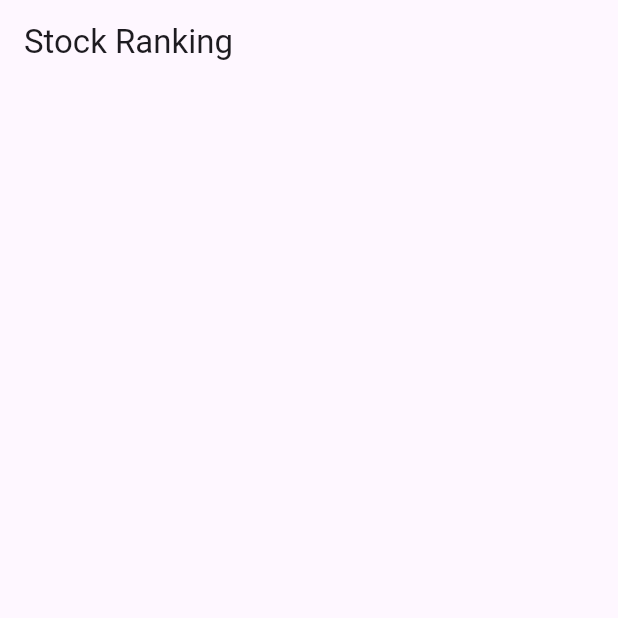
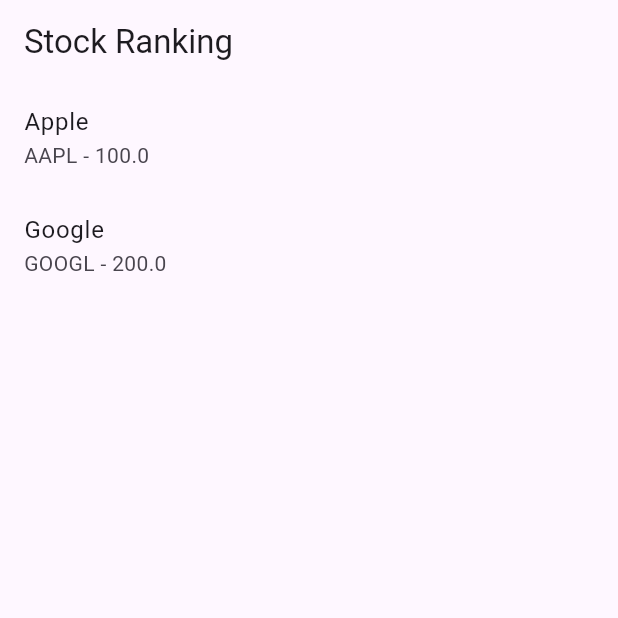
Before and after one commit to igroomgrim/jitta-rank, a Flutter app: the screen it shows after launch, on a phone screen of 412 x 824 dp, the top half of it. Run offline on Flutter 3.47's test engine with Material 3 defaults, Android fonts, the phone set to English and light mode, and no system bars; our stand-ins replace equatable, flutter_bloc.

Commit message:
Implement stock ranking feature with bloc architecture and stock ranking data model

```diff
--- /dev/null
+++ b/lib/features/stock_ranking/data/repositories/stock_ranking_repository_impl.dart
@@ -0,0 +1,35 @@
+import 'package:jitta_rank/features/stock_ranking/domain/entities/ranked_stock.dart';
+import 'package:jitta_rank/features/stock_ranking/domain/repositories/stock_ranking_repository.dart';
+
+class StockRankingRepositoryImpl extends StockRankingRepository {
+  @override
+  Future<List<RankedStock>> getStockRankings() async {
+    List<RankedStock> mockRankedStocks = [
+      RankedStock(
+        id: '1',
+        stockId: 1,
+        symbol: 'AAPL',
+        title: 'Apple',
+        jittaScore: 100,
+        currency: 'USD',
+        latestPrice: 100,
+        industry: 'Technology',
+        sector: Sector(id: '1', name: 'Consumer Electronics'),
+        updatedAt: DateTime.now(),
+      ),
+      RankedStock(
+        id: '2',
+        stockId: 2,
+        symbol: 'GOOGL',
+        title: 'Google',
+        jittaScore: 90,
+        currency: 'USD',
+        latestPrice: 200,
+        industry: 'Technology',
+        sector: Sector(id: '2', name: 'Consumer Electronics'),
+        updatedAt: DateTime.now(),
+      ),
+    ];
+    return mockRankedStocks;
+  }
+}
--- a/lib/features/stock_ranking/domain/usecases/get_stock_rankings.dart
+++ b/lib/features/stock_ranking/domain/usecases/get_stock_rankings.dart
@@ -1,10 +1,10 @@
 import '../repositories/stock_ranking_repository.dart';
 import '../entities/ranked_stock.dart';
 
-class GetStockRankings {
+class GetStockRankingsUsecase {
   final StockRankingRepository repository;
 
-  GetStockRankings(this.repository);
+  GetStockRankingsUsecase(this.repository);
 
   Future<List<RankedStock>> call() async {
     return await repository.getStockRankings();
--- /dev/null
+++ b/lib/features/stock_ranking/presentation/blocs/stock_rankings_bloc.dart
@@ -0,0 +1,20 @@
+import 'package:flutter_bloc/flutter_bloc.dart';
+import 'package:jitta_rank/features/stock_ranking/domain/usecases/get_stock_rankings.dart';
+import 'stock_rankings_event.dart';
+import 'stock_rankings_state.dart';
+
+class StockRankingsBloc extends Bloc<StockRankingsEvent, StockRankingsState> {
+  final GetStockRankingsUsecase getStockRankings;
+
+  StockRankingsBloc(this.getStockRankings) : super(StockRankingsInitial()) {
+    on<GetStockRankingsEvent>((event, emit) async {
+      emit(StockRankingsLoading());
+      try {
+        final rankedStocks = await getStockRankings.call();
+        emit(StockRankingsLoaded(rankedStocks));
+      } catch (e) {
+        emit(StockRankingsError(e.toString()));
+      }
+    });
+  }
+}
--- /dev/null
+++ b/lib/features/stock_ranking/presentation/blocs/stock_rankings_event.dart
@@ -0,0 +1,8 @@
+import 'package:equatable/equatable.dart';
+
+abstract class StockRankingsEvent extends Equatable {
+  @override
+  List<Object> get props => [];
+}
+
+class GetStockRankingsEvent extends StockRankingsEvent {}
--- /dev/null
+++ b/lib/features/stock_ranking/presentation/blocs/stock_rankings_state.dart
@@ -0,0 +1,28 @@
+import 'package:equatable/equatable.dart';
+import '../../domain/entities/ranked_stock.dart';
+abstract class StockRankingsState extends Equatable {
+  @override
+  List<Object> get props => [];
+}
+
+class StockRankingsInitial extends StockRankingsState {}
+
+class StockRankingsLoading extends StockRankingsState {}
+
+class StockRankingsLoaded extends StockRankingsState {
+  final List<RankedStock> rankedStocks;
+
+  StockRankingsLoaded(this.rankedStocks);
+
+  @override
+  List<Object> get props => [rankedStocks];
+}
+
+class StockRankingsError extends StockRankingsState {
+  final String message;
+
+  StockRankingsError(this.message);
+
+  @override
+  List<Object> get props => [message];
+}
--- a/lib/features/stock_ranking/presentation/screens/stock_ranking_list_screen.dart
+++ b/lib/features/stock_ranking/presentation/screens/stock_ranking_list_screen.dart
@@ -1,4 +1,6 @@
 import 'package:flutter/material.dart';
+import 'package:flutter_bloc/flutter_bloc.dart';
+import 'package:jitta_rank/features/stock_ranking/stock_ranking.dart';
 
 class StockRankingListScreen extends StatelessWidget {
   const StockRankingListScreen({super.key});
@@ -9,6 +11,38 @@ class StockRankingListScreen extends StatelessWidget {
       appBar: AppBar(
         title: Text('Stock Ranking'),
       ),
+      body: BlocProvider(
+        create: (context) => StockRankingsBloc(GetStockRankingsUsecase(StockRankingRepositoryImpl())),
+        child: BlocBuilder<StockRankingsBloc, StockRankingsState>(
+          builder: (context, state) {
+            if (state is StockRankingsInitial) {
+              context.read<StockRankingsBloc>().add(GetStockRankingsEvent());
+              return const Center(child: CircularProgressIndicator());
+            } else if (state is StockRankingsLoading) {
+              return const Center(child: CircularProgressIndicator());
+            } else if (state is StockRankingsLoaded) {
+              return _buildStockRankingList(state.rankedStocks);
+            }
+            return const SizedBox.shrink();
+          },
+        ),
+      ),
+    ); // Scaffold
+  }
+
+  Widget _buildStockRankingList(List<RankedStock> rankedStocks) {
+    return ListView.builder(
+      itemCount: rankedStocks.length,
+      itemBuilder: (context, index) {
+        return _buildStockRankingItem(rankedStocks[index]);
+      },
+    );
+  }
+
+  Widget _buildStockRankingItem(RankedStock rankedStock) {
+    return ListTile(
+      title: Text(rankedStock.title),
+      subtitle: Text('${rankedStock.symbol} - ${rankedStock.latestPrice}'),
     );
   }
 }
--- a/pubspec.yaml
+++ b/pubspec.yaml
@@ -30,6 +30,8 @@ environment:
 dependencies:
   flutter:
     sdk: flutter
+  flutter_bloc: ^8.1.4 # state management
+  equatable: ^2.0.5 # for comparing objects
 
   # The following adds the Cupertino Icons font to your application.
   # Use with the CupertinoIcons class for iOS style icons.
```
Also changed, not shown: lib/features/stock_ranking/data/models/ranked_stock_model.dart (added, +31 -0 lines), lib/features/stock_ranking/stock_ranking.dart (added, +13 -0 lines).
